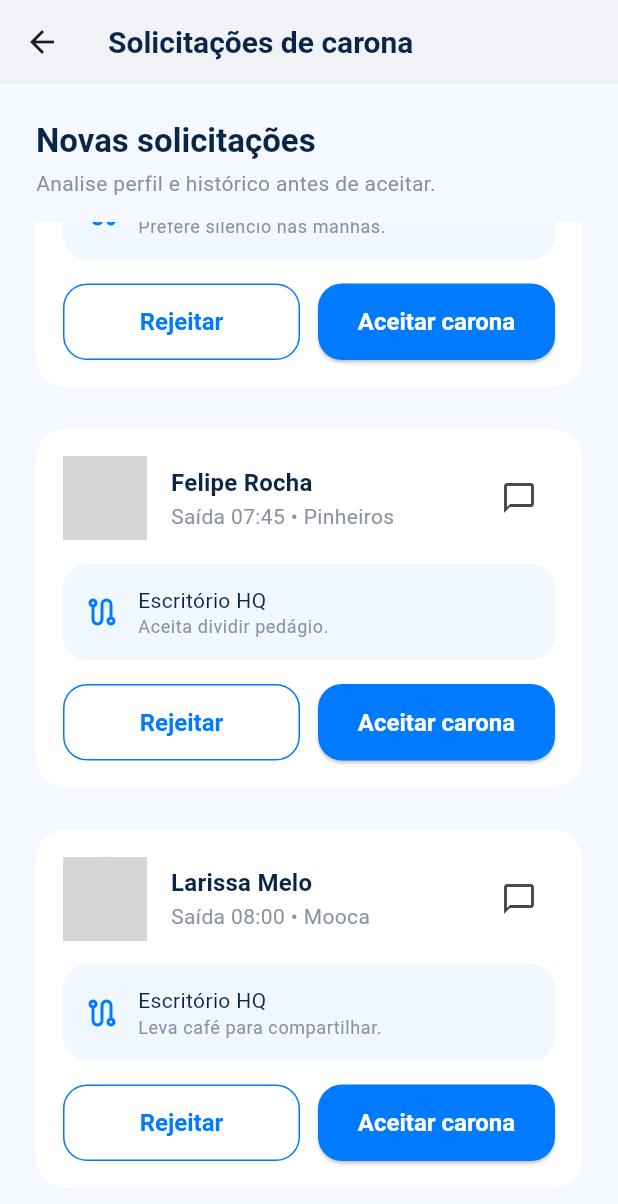
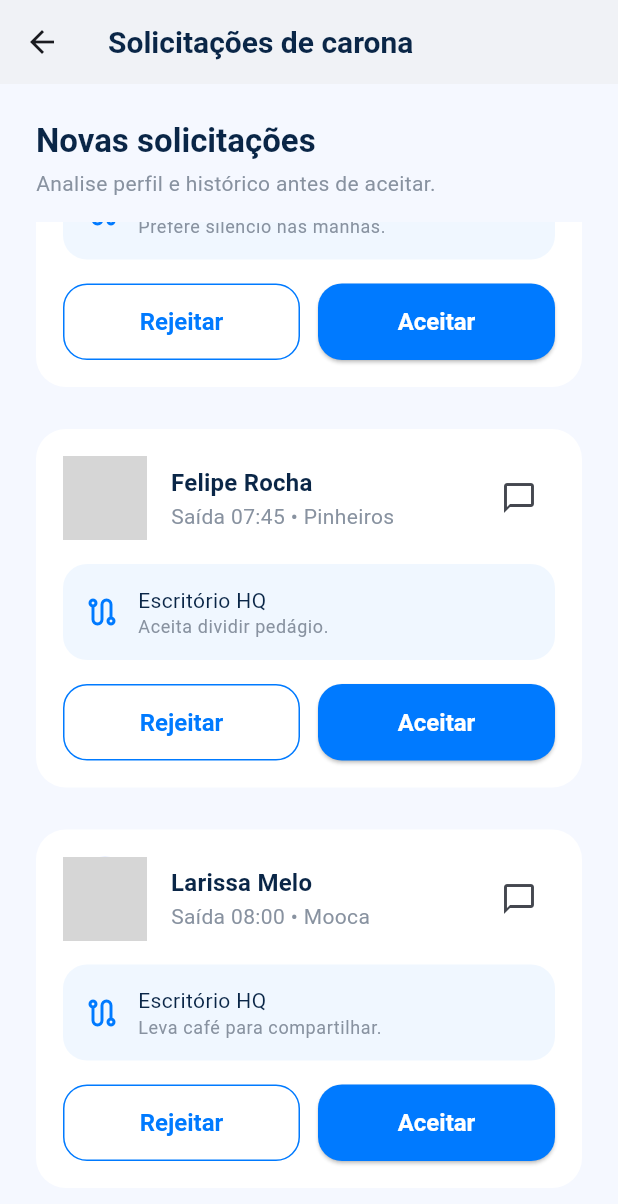
Before and after one commit to lusabo/shareroute_mobile, a Flutter app: the DriverRequestsScreen screen opened by its route, scrolled down 137 dp, on a phone screen of 412 x 824 dp. Shown: the top 1204 px of the screen. Run offline on Flutter 3.47's test engine with Material 3 defaults, Android fonts, the light colour scheme and no system bars; our stand-ins replace flutter_secure_storage; accounts and stored records are empty; network calls fail; grey boxes are pictures that could not be loaded.

Commit message:
Fix labels

```diff
--- a/lib/screens/driver/driver_requests_screen.dart
+++ b/lib/screens/driver/driver_requests_screen.dart
@@ -110,7 +110,7 @@ class DriverRequestsScreen extends StatelessWidget {
                                 Expanded(
                                   child: ElevatedButton(
                                     onPressed: () {},
-                                    child: const Text('Aceitar carona'),
+                                    child: const Text('Aceitar'),
                                   ),
                                 ),
                               ],
--- a/lib/screens/driver/driver_routes_screen.dart
+++ b/lib/screens/driver/driver_routes_screen.dart
@@ -295,7 +295,7 @@ class _RouteCard extends StatelessWidget {
                             Expanded(
                               child: Center(
                                 child: Text(
-                                  '$seats vagas',
+                                  '$seats',
                                   style: theme.textTheme.titleMedium,
                                 ),
                               ),
```
